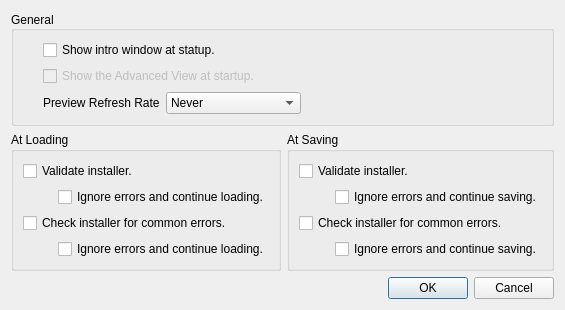
Before: the Qt Designer form resources/templates/settings.ui in GandaG/fomod-designer, drawn with Qt 5.
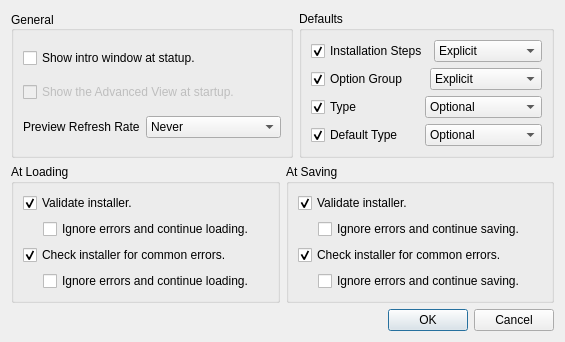
After: the same form once the commit is applied.

Commit message: Closes #25. Added default section to settings. Improved settings dialog logic.

The edit to the form file:
```diff
--- a/resources/templates/settings.ui
+++ b/resources/templates/settings.ui
@@ -13,7 +13,7 @@
     <x>0</x>
     <y>0</y>
     <width>565</width>
-    <height>261</height>
+    <height>317</height>
    </rect>
   </property>
   <property name="focusPolicy">
@@ -30,6 +30,8 @@
   </property>
   <layout class="QVBoxLayout" name="verticalLayout_8">
    <item>
+    <layout class="QHBoxLayout" name="horizontalLayout_9">
+     <item>
     <widget class="QGroupBox" name="groupBox_3">
      <property name="title">
       <string>General</string>
@@ -46,22 +48,6 @@
      <layout class="QVBoxLayout" name="verticalLayout_7">
       <item>
        <layout class="QHBoxLayout" name="horizontalLayout_7">
-        <item>
-         <spacer name="horizontalSpacer_8">
-          <property name="orientation">
-           <enum>Qt::Horizontal</enum>
-          </property>
-          <property name="sizeType">
-           <enum>QSizePolicy::Preferred</enum>
-          </property>
-          <property name="sizeHint" stdset="0">
-           <size>
-            <width>20</width>
-            <height>20</height>
-           </size>
-          </property>
-         </spacer>
-        </item>
         <item>
          <widget class="QCheckBox" name="check_intro">
           <property name="text">
@@ -69,39 +55,10 @@
           </property>
          </widget>
         </item>
-        <item>
-         <spacer name="horizontalSpacer_7">
-          <property name="orientation">
-           <enum>Qt::Horizontal</enum>
-          </property>
-          <property name="sizeHint" stdset="0">
-           <size>
-            <width>40</width>
-            <height>20</height>
-           </size>
-          </property>
-         </spacer>
-        </item>
        </layout>
       </item>
       <item>
        <layout class="QHBoxLayout" name="horizontalLayout_8">
-        <item>
-         <spacer name="horizontalSpacer_9">
-          <property name="orientation">
-           <enum>Qt::Horizontal</enum>
-          </property>
-          <property name="sizeType">
-           <enum>QSizePolicy::Preferred</enum>
-          </property>
-          <property name="sizeHint" stdset="0">
-           <size>
-            <width>20</width>
-            <height>20</height>
-           </size>
-          </property>
-         </spacer>
-        </item>
         <item>
          <widget class="QCheckBox" name="check_advanced">
           <property name="enabled">
@@ -112,39 +69,10 @@
           </property>
          </widget>
         </item>
-        <item>
-         <spacer name="horizontalSpacer_10">
-          <property name="orientation">
-           <enum>Qt::Horizontal</enum>
-          </property>
-          <property name="sizeHint" stdset="0">
-           <size>
-            <width>40</width>
-            <height>20</height>
-           </size>
-          </property>
-         </spacer>
-        </item>
        </layout>
       </item>
       <item>
        <layout class="QHBoxLayout" name="horizontalLayout_6">
-        <item>
-         <spacer name="horizontalSpacer_6">
-          <property name="orientation">
-           <enum>Qt::Horizontal</enum>
-          </property>
-          <property name="sizeType">
-           <enum>QSizePolicy::Preferred</enum>
-          </property>
-          <property name="sizeHint" stdset="0">
-           <size>
-            <width>20</width>
-            <height>20</height>
-           </size>
-          </property>
-         </spacer>
-        </item>
         <item>
          <widget class="QLabel" name="label">
           <property name="text">
@@ -176,23 +104,173 @@
           </item>
          </widget>
         </item>
+         </layout>
+        </item>
+       </layout>
+      </widget>
+     </item>
         <item>
-         <spacer name="horizontalSpacer_5">
-          <property name="orientation">
-           <enum>Qt::Horizontal</enum>
-          </property>
-          <property name="sizeHint" stdset="0">
-           <size>
-            <width>40</width>
-            <height>20</height>
-           </size>
-          </property>
-         </spacer>
-        </item>
-       </layout>
-      </item>
-     </layout>
-    </widget>
+      <widget class="QGroupBox" name="groupBox_4">
+       <property name="title">
+        <string>Defaults</string>
+       </property>
+       <layout class="QVBoxLayout" name="verticalLayout_9">
+        <item>
+         <layout class="QHBoxLayout" name="horizontalLayout_10">
+          <item>
+           <widget class="QCheckBox" name="check_installSteps">
+            <property name="text">
+             <string>Installation Steps</string>
+            </property>
+            <property name="checked">
+             <bool>true</bool>
+            </property>
+           </widget>
+          </item>
+          <item>
+           <widget class="QComboBox" name="combo_installSteps">
+            <item>
+             <property name="text">
+              <string>Explicit</string>
+             </property>
+            </item>
+            <item>
+             <property name="text">
+              <string>Ascending</string>
+             </property>
+            </item>
+            <item>
+             <property name="text">
+              <string>Descending</string>
+             </property>
+            </item>
+           </widget>
+          </item>
+         </layout>
+        </item>
+        <item>
+         <layout class="QHBoxLayout" name="horizontalLayout_11">
+          <item>
+           <widget class="QCheckBox" name="check_optionalFileGroups">
+            <property name="text">
+             <string>Option Group</string>
+            </property>
+            <property name="checked">
+             <bool>true</bool>
+            </property>
+           </widget>
+          </item>
+          <item>
+           <widget class="QComboBox" name="combo_optionalFileGroups">
+            <item>
+             <property name="text">
+              <string>Explicit</string>
+             </property>
+            </item>
+            <item>
+             <property name="text">
+              <string>Ascending</string>
+             </property>
+            </item>
+            <item>
+             <property name="text">
+              <string>Descending</string>
+             </property>
+            </item>
+           </widget>
+          </item>
+         </layout>
+        </item>
+        <item>
+         <layout class="QHBoxLayout" name="horizontalLayout_12">
+          <item>
+           <widget class="QCheckBox" name="check_type">
+            <property name="text">
+             <string>Type</string>
+            </property>
+            <property name="checked">
+             <bool>true</bool>
+            </property>
+           </widget>
+          </item>
+          <item>
+           <widget class="QComboBox" name="combo_type">
+            <item>
+             <property name="text">
+              <string>Optional</string>
+             </property>
+            </item>
+            <item>
+             <property name="text">
+              <string>Required</string>
+             </property>
+            </item>
+            <item>
+             <property name="text">
+              <string>Recommended</string>
+             </property>
+            </item>
+            <item>
+             <property name="text">
+              <string>CouldBeUsable</string>
+             </property>
+            </item>
+            <item>
+             <property name="text">
+              <string>NotUsable</string>
+             </property>
+            </item>
+           </widget>
+          </item>
+         </layout>
+        </item>
+        <item>
+         <layout class="QHBoxLayout" name="horizontalLayout_13">
+          <item>
+           <widget class="QCheckBox" name="check_defaultType">
+            <property name="text">
+             <string>Default Type</string>
+            </property>
+            <property name="checked">
+             <bool>true</bool>
+            </property>
+           </widget>
+          </item>
+          <item>
+           <widget class="QComboBox" name="combo_defaultType">
+            <item>
+             <property name="text">
+              <string>Optional</string>
+             </property>
+            </item>
+            <item>
+             <property name="text">
+              <string>Required</string>
+             </property>
+            </item>
+            <item>
+             <property name="text">
+              <string>Recommended</string>
+             </property>
+            </item>
+            <item>
+             <property name="text">
+              <string>CouldBeUsable</string>
+             </property>
+            </item>
+            <item>
+             <property name="text">
+              <string>NotUsable</string>
+             </property>
+            </item>
+           </widget>
+          </item>
+         </layout>
+        </item>
+       </layout>
+      </widget>
+     </item>
+    </layout>
    </item>
    <item>
     <layout class="QHBoxLayout" name="horizontalLayout">
@@ -223,7 +301,7 @@
              <string>Validate installer.</string>
             </property>
             <property name="checked">
-             <bool>false</bool>
+             <bool>true</bool>
             </property>
            </widget>
           </item>
@@ -234,9 +312,12 @@
               <property name="orientation">
                <enum>Qt::Horizontal</enum>
               </property>
+              <property name="sizeType">
+               <enum>QSizePolicy::Preferred</enum>
+              </property>
               <property name="sizeHint" stdset="0">
                <size>
-                <width>40</width>
+                <width>20</width>
                 <height>20</height>
                </size>
               </property>
@@ -277,7 +358,7 @@
              <string>Check installer for common errors.</string>
             </property>
             <property name="checked">
-             <bool>false</bool>
+             <bool>true</bool>
             </property>
            </widget>
           </item>
@@ -288,9 +369,12 @@
               <property name="orientation">
                <enum>Qt::Horizontal</enum>
               </property>
+              <property name="sizeType">
+               <enum>QSizePolicy::Preferred</enum>
+              </property>
               <property name="sizeHint" stdset="0">
                <size>
-                <width>40</width>
+                <width>20</width>
                 <height>20</height>
                </size>
               </property>
@@ -362,7 +446,7 @@
              <string>Validate installer.</string>
             </property>
             <property name="checked">
-             <bool>false</bool>
+             <bool>true</bool>
             </property>
            </widget>
           </item>
@@ -382,9 +466,12 @@
               <property name="orientation">
                <enum>Qt::Horizontal</enum>
               </property>
+              <property name="sizeType">
+               <enum>QSizePolicy::Preferred</enum>
+              </property>
               <property name="sizeHint" stdset="0">
                <size>
-                <width>40</width>
+                <width>20</width>
                 <height>20</height>
                </size>
               </property>
@@ -428,7 +515,7 @@
              <string>Check installer for common errors.</string>
             </property>
             <property name="checked">
-             <bool>false</bool>
+             <bool>true</bool>
             </property>
            </widget>
           </item>
@@ -439,9 +526,12 @@
               <property name="orientation">
                <enum>Qt::Horizontal</enum>
               </property>
+              <property name="sizeType">
+               <enum>QSizePolicy::Preferred</enum>
+              </property>
               <property name="sizeHint" stdset="0">
                <size>
-                <width>40</width>
+                <width>20</width>
                 <height>20</height>
                </size>
               </property>
```
Lines whose indentation alone changed are shown as unchanged. The commit also changes 1 other file.
